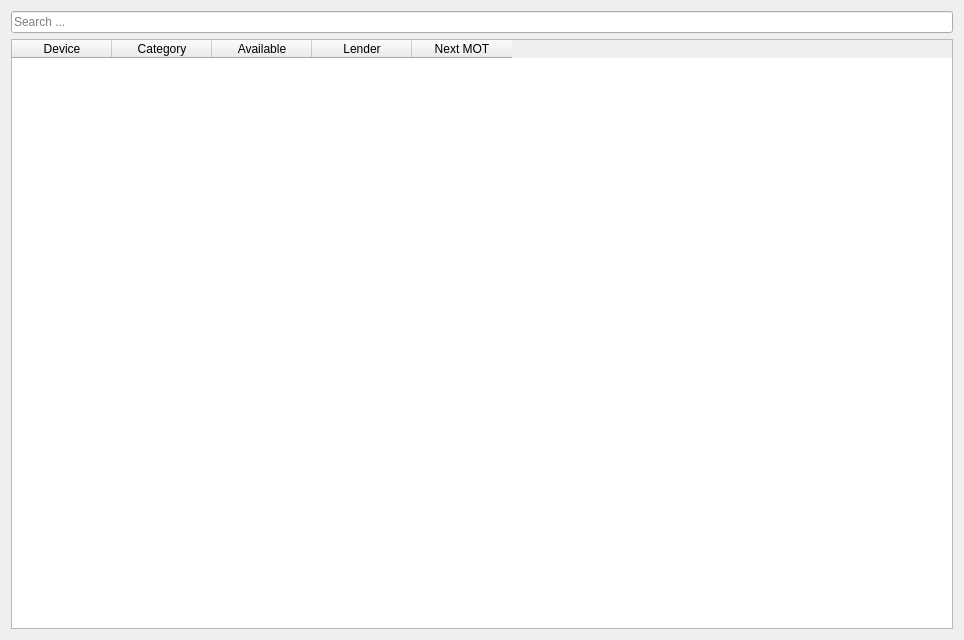
The window that ui/inventoryView.ui (olk90/pyIM) describes before a commit, drawn with Qt 5.
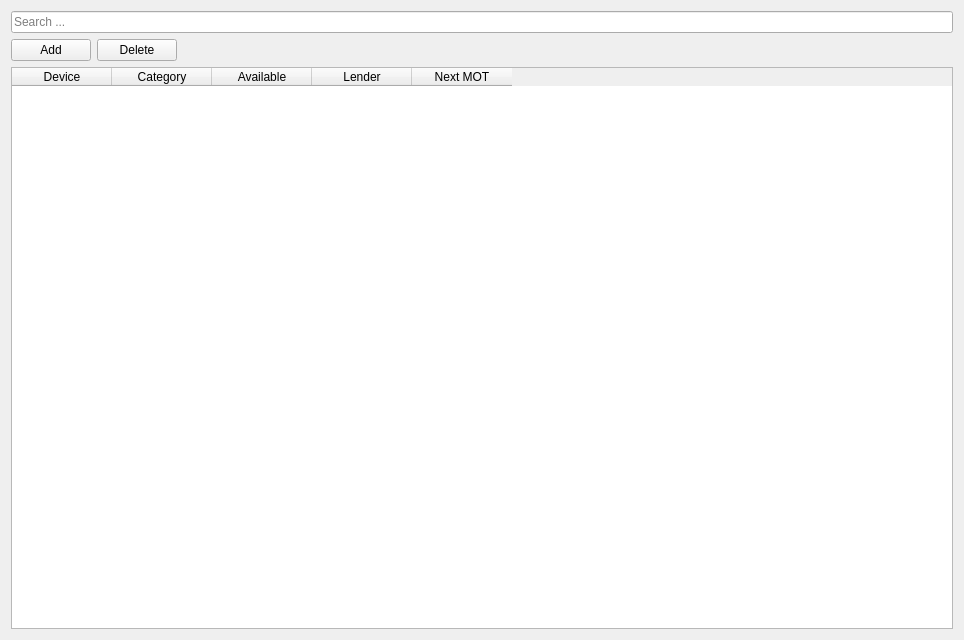
The same window after the commit.

Commit message: add/delete button (not yet functional), resized buttons

What changed in the file:
```diff
--- a/ui/inventoryView.ui
+++ b/ui/inventoryView.ui
@@ -29,6 +29,37 @@
        </property>
       </widget>
      </item>
+     <item>
+      <layout class="QHBoxLayout" name="buttonLayout">
+       <item>
+        <widget class="QPushButton" name="pushButton_2">
+         <property name="text">
+          <string>Add</string>
+         </property>
+        </widget>
+       </item>
+       <item>
+        <widget class="QPushButton" name="pushButton">
+         <property name="text">
+          <string>Delete</string>
+         </property>
+        </widget>
+       </item>
+       <item>
+        <spacer name="horizontalSpacer">
+         <property name="orientation">
+          <enum>Qt::Horizontal</enum>
+         </property>
+         <property name="sizeHint" stdset="0">
+          <size>
+           <width>40</width>
+           <height>20</height>
+          </size>
+         </property>
+        </spacer>
+       </item>
+      </layout>
+     </item>
      <item>
       <widget class="QTableWidget" name="table">
        <column>
```
The commit also changes 4 other files.
